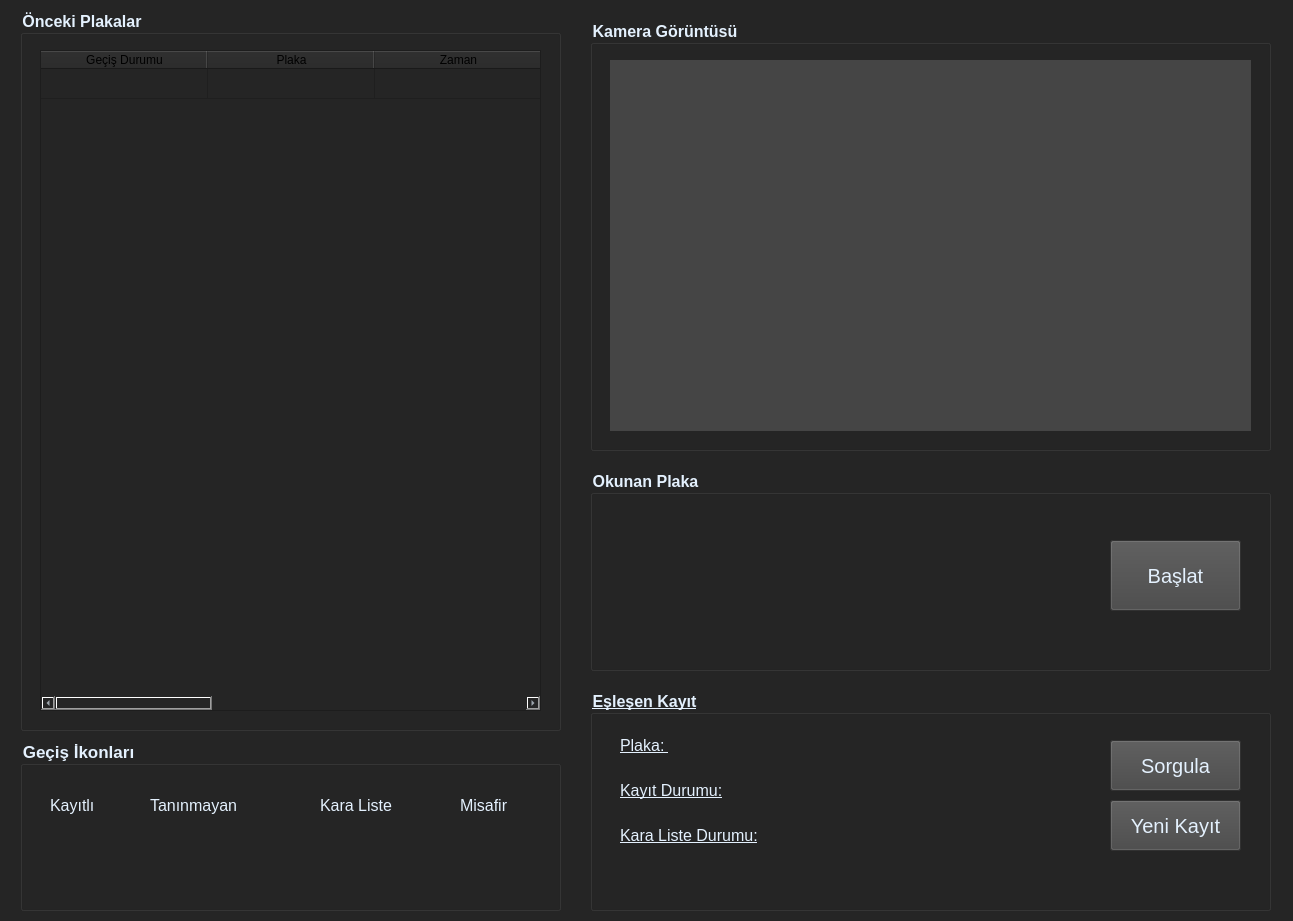
First picture: the form in gui/mainWindow.ui, repository UgurIpekduzen/License-Plate-Recognizer, before the edit.
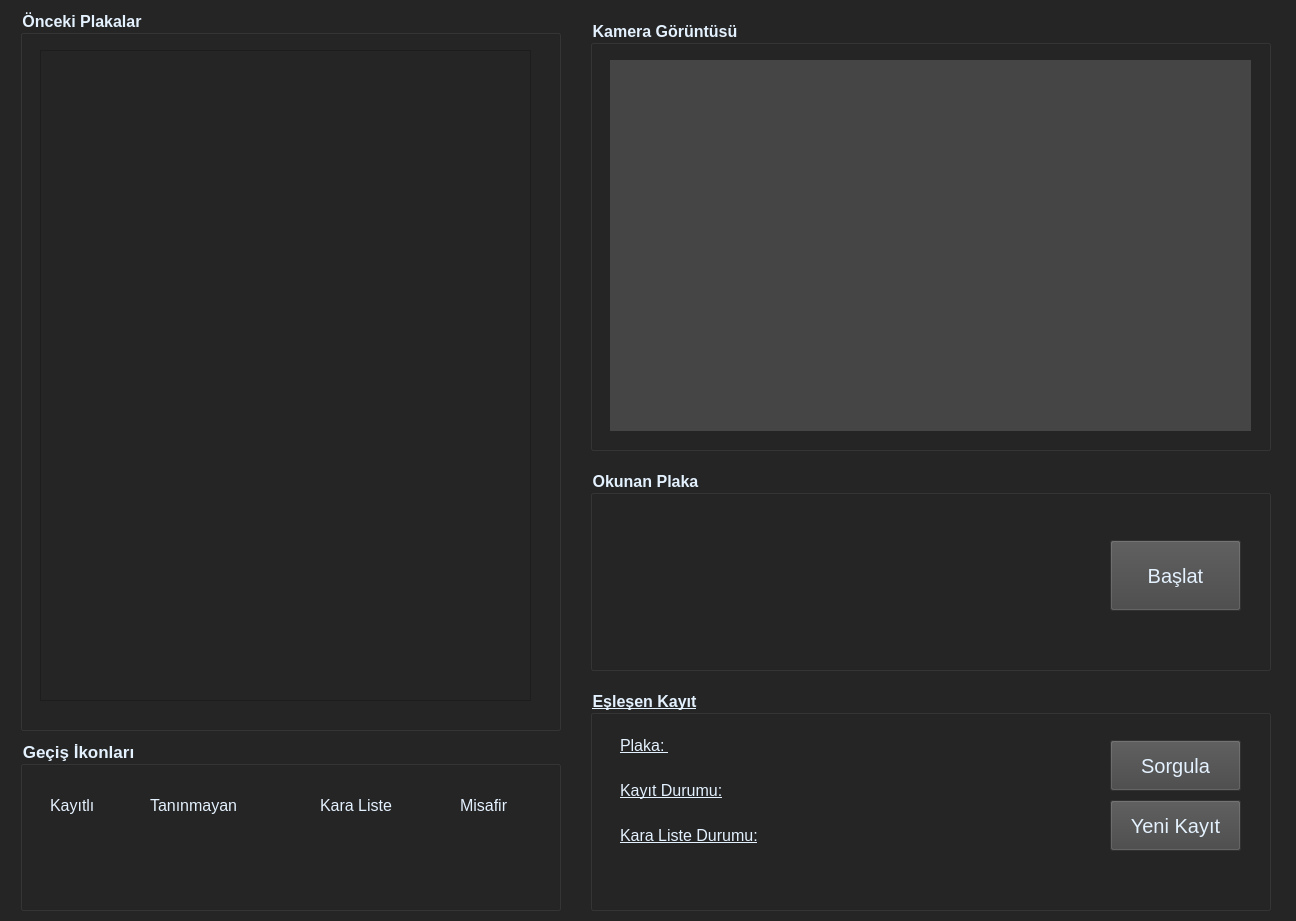
Second picture: the form after the edit.

Patch:
```diff
--- a/gui/mainWindow.ui
+++ b/gui/mainWindow.ui
@@ -6,7 +6,7 @@
    <rect>
     <x>0</x>
     <y>0</y>
-    <width>1293</width>
+    <width>1296</width>
     <height>921</height>
    </rect>
   </property>
@@ -45,110 +45,15 @@
    <property name="title">
     <string>Önceki Plakalar</string>
    </property>
-   <widget class="QTableWidget" name="TableWidgetPreviousPlates">
+   <widget class="QTableView" name="tableViewPreviousPlates">
     <property name="geometry">
      <rect>
       <x>20</x>
       <y>40</y>
-      <width>501</width>
-      <height>661</height>
+      <width>491</width>
+      <height>651</height>
      </rect>
     </property>
-    <property name="rowCount">
-     <number>1</number>
-    </property>
-    <property name="columnCount">
-     <number>6</number>
-    </property>
-    <attribute name="horizontalHeaderVisible">
-     <bool>true</bool>
-    </attribute>
-    <attribute name="horizontalHeaderCascadingSectionResizes">
-     <bool>false</bool>
-    </attribute>
-    <attribute name="horizontalHeaderDefaultSectionSize">
-     <number>167</number>
-    </attribute>
-    <attribute name="horizontalHeaderStretchLastSection">
-     <bool>false</bool>
-    </attribute>
-    <attribute name="verticalHeaderVisible">
-     <bool>false</bool>
-    </attribute>
-    <attribute name="verticalHeaderStretchLastSection">
-     <bool>false</bool>
-    </attribute>
-    <row>
-     <property name="text">
-      <string>sölsaö</string>
-     </property>
-    </row>
-    <column>
-     <property name="text">
-      <string>Geçiş Durumu</string>
-     </property>
-     <property name="font">
-      <font>
-       <family>Segoe UI</family>
-      </font>
-     </property>
-     <property name="foreground">
-      <brush brushstyle="SolidPattern">
-       <color alpha="255">
-        <red>0</red>
-        <green>0</green>
-        <blue>0</blue>
-       </color>
-      </brush>
-     </property>
-    </column>
-    <column>
-     <property name="text">
-      <string>Plaka</string>
-     </property>
-     <property name="font">
-      <font>
-       <family>Segoe UI</family>
-      </font>
-     </property>
-     <property name="foreground">
-      <brush brushstyle="SolidPattern">
-       <color alpha="255">
-        <red>0</red>
-        <green>0</green>
-        <blue>0</blue>
-       </color>
-      </brush>
-     </property>
-    </column>
-    <column>
-     <property name="text">
-      <string notr="true">Zaman</string>
-     </property>
-     <property name="toolTip">
-      <string/>
-     </property>
-     <property name="whatsThis">
-      <string/>
-     </property>
-     <property name="font">
-      <font>
-       <family>Segoe UI</family>
-      </font>
-     </property>
-     <property name="foreground">
-      <brush brushstyle="SolidPattern">
-       <color alpha="255">
-        <red>0</red>
-        <green>0</green>
-        <blue>0</blue>
-       </color>
-      </brush>
-     </property>
-    </column>
-    <column/>
-    <column/>
-    <column/>
    </widget>
   </widget>
   <widget class="QGroupBox" name="GroupBoxPassIcons">
```
